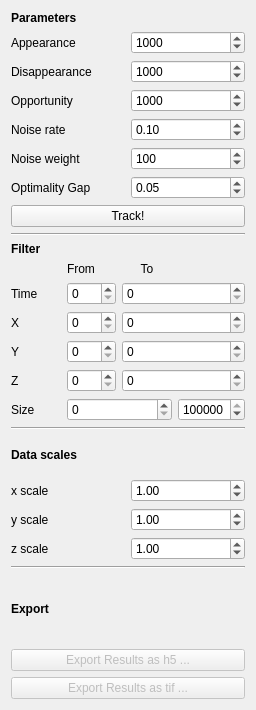
Qt form ilastik/applets/tracking/chaingraph/drawer.ui (ilastik/ilastik) before a commit.
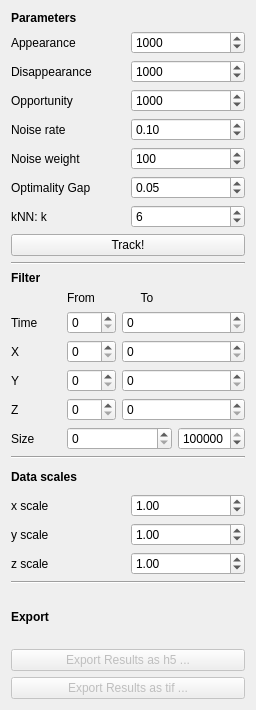
The same form after that commit.

Commit message: added knn option in chaingraph gui

What changed in the file:
```diff
--- a/ilastik/applets/tracking/chaingraph/drawer.ui
+++ b/ilastik/applets/tracking/chaingraph/drawer.ui
@@ -133,6 +133,25 @@
          </property>
         </widget>
        </item>
+       
+       <item row="6" column="0">
+	 <widget class="QLabel" name="label_nn">
+	   <property name="text">
+	     <string>kNN: k</string>
+	   </property>
+	 </widget>
+       </item>
+       <item row="6" column="1">
+	 <widget class="QSpinBox" name="knn">
+	   <property name="maximum">
+	     <number>100</number>
+	   </property>
+	   <property name="value">
+	     <number>6</number>
+	   </property>
+	 </widget>
+       </item>	     
+	 
        <item row="0" column="0">
         <widget class="QLabel" name="label_2">
          <property name="text">
```
Left out of the diff: 1 changed line with no effect on the pictures. The commit also changes 2 other files.
